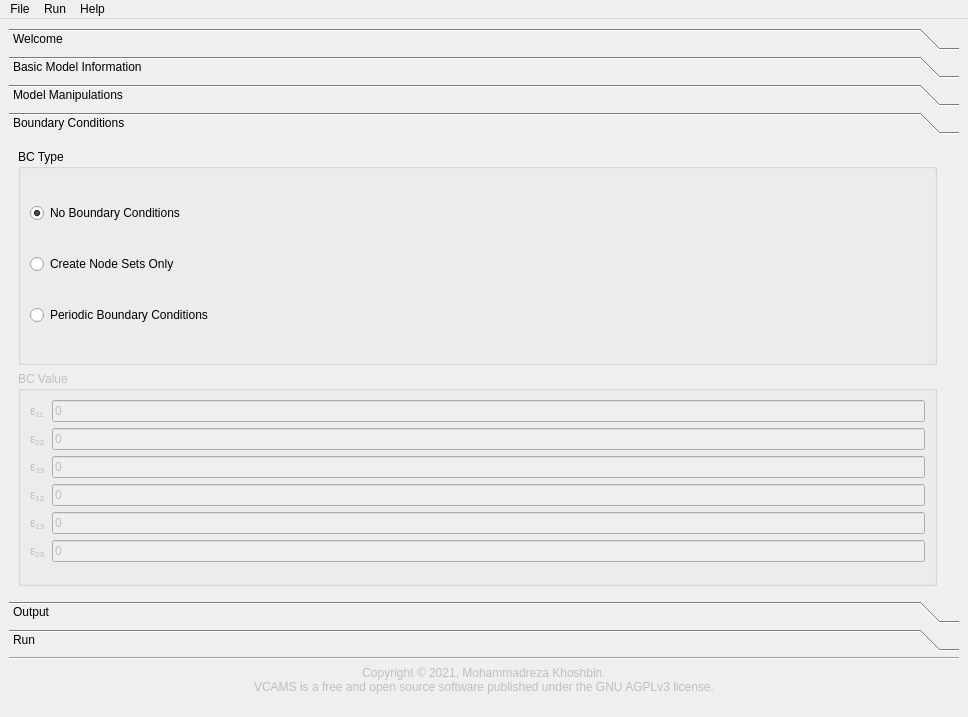
The window that gui/main_window.ui (mkhoshbin1/vcams) describes before a commit, drawn with Qt 5.
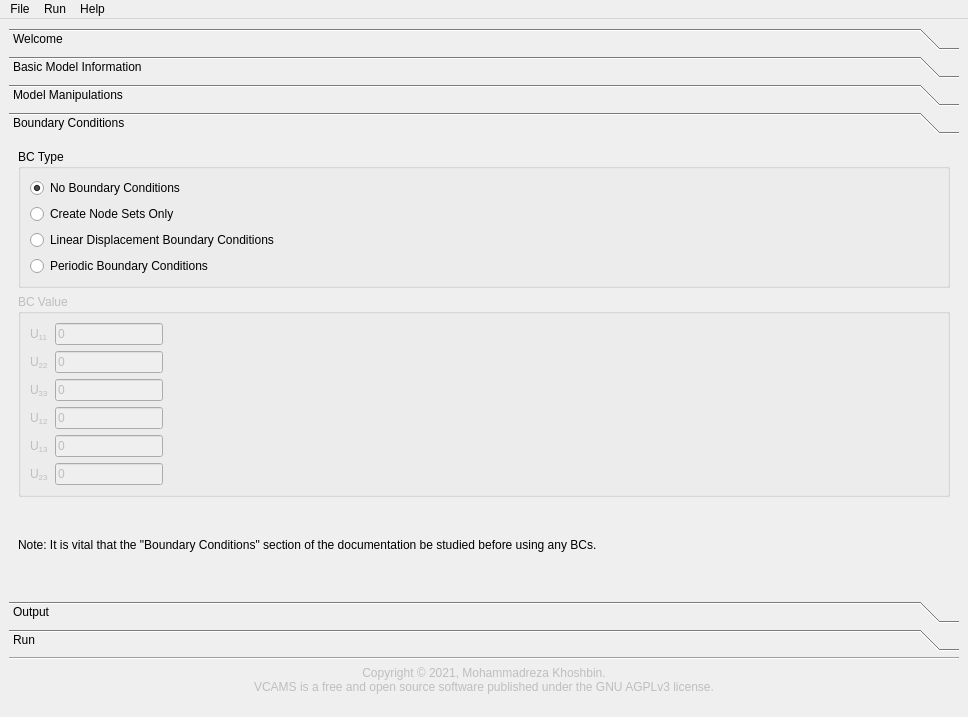
The same window after the commit. The open tabs and pages were chosen to show the change. Icons and pictures are not drawn. Custom widgets are drawn as their Qt base class.

Commit message: - fixed the bc section

Diff of the .ui file:
```diff
--- a/gui/main_window.ui
+++ b/gui/main_window.ui
@@ -762,6 +762,13 @@
                </property>
               </widget>
              </item>
+             <item>
+              <widget class="QRadioButton" name="lin_disp_radio">
+               <property name="text">
+                <string>Linear Displacement Boundary Conditions</string>
+               </property>
+              </widget>
+             </item>
              <item>
               <widget class="QRadioButton" name="periodic_bc_radio">
                <property name="text">
@@ -784,10 +791,10 @@
              <property name="fieldGrowthPolicy">
               <enum>QFormLayout::AllNonFixedFieldsGrow</enum>
              </property>
-             <item row="0" column="0">
+             <item row="2" column="0">
               <widget class="QLabel" name="strain11_label">
                <property name="text">
-                <string>&amp;epsilon;&lt;sub&gt;11&lt;sub&gt;</string>
+                <string>U&lt;sub&gt;11&lt;sub&gt;</string>
                </property>
                <property name="textFormat">
                 <enum>Qt::AutoText</enum>
@@ -797,93 +804,129 @@
                </property>
               </widget>
              </item>
-             <item row="0" column="1">
+             <item row="2" column="1">
               <widget class="QLineEdit" name="strain11_field">
+               <property name="sizePolicy">
+                <sizepolicy hsizetype="Fixed" vsizetype="Fixed">
+                 <horstretch>0</horstretch>
+                 <verstretch>0</verstretch>
+                </sizepolicy>
+               </property>
                <property name="text">
                 <string>0</string>
                </property>
               </widget>
              </item>
-             <item row="1" column="0">
+             <item row="3" column="0">
               <widget class="QLabel" name="strain22Label">
                <property name="text">
-                <string>&amp;epsilon;&lt;sub&gt;22&lt;sub&gt;</string>
+                <string>U&lt;sub&gt;22&lt;sub&gt;</string>
                </property>
                <property name="buddy">
                 <cstring>strain22_field</cstring>
                </property>
               </widget>
              </item>
-             <item row="1" column="1">
+             <item row="3" column="1">
               <widget class="QLineEdit" name="strain22_field">
+               <property name="sizePolicy">
+                <sizepolicy hsizetype="Fixed" vsizetype="Fixed">
+                 <horstretch>0</horstretch>
+                 <verstretch>0</verstretch>
+                </sizepolicy>
+               </property>
                <property name="text">
                 <string>0</string>
                </property>
               </widget>
              </item>
-             <item row="2" column="0">
+             <item row="4" column="0">
               <widget class="QLabel" name="strain33_label">
                <property name="text">
-                <string>&amp;epsilon;&lt;sub&gt;33&lt;sub&gt;</string>
+                <string>U&lt;sub&gt;33&lt;sub&gt;</string>
                </property>
                <property name="buddy">
                 <cstring>strain33_field</cstring>
                </property>
               </widget>
              </item>
-             <item row="2" column="1">
+             <item row="4" column="1">
               <widget class="QLineEdit" name="strain33_field">
+               <property name="sizePolicy">
+                <sizepolicy hsizetype="Fixed" vsizetype="Fixed">
+                 <horstretch>0</horstretch>
+                 <verstretch>0</verstretch>
+                </sizepolicy>
+               </property>
                <property name="text">
                 <string>0</string>
                </property>
               </widget>
              </item>
-             <item row="3" column="0">
+             <item row="5" column="0">
               <widget class="QLabel" name="strain12_label">
                <property name="text">
-                <string>&amp;epsilon;&lt;sub&gt;12&lt;sub&gt;</string>
+                <string>U&lt;sub&gt;12&lt;sub&gt;</string>
                </property>
                <property name="buddy">
                 <cstring>strain12_field</cstring>
                </property>
               </widget>
              </item>
-             <item row="3" column="1">
+             <item row="5" column="1">
               <widget class="QLineEdit" name="strain12_field">
+               <property name="sizePolicy">
+                <sizepolicy hsizetype="Fixed" vsizetype="Fixed">
+                 <horstretch>0</horstretch>
+                 <verstretch>0</verstretch>
+                </sizepolicy>
+               </property>
                <property name="text">
                 <string>0</string>
                </property>
               </widget>
              </item>
-             <item row="4" column="0">
+             <item row="6" column="0">
               <widget class="QLabel" name="strain13_label">
                <property name="text">
-                <string>&amp;epsilon;&lt;sub&gt;13&lt;sub&gt;</string>
+                <string>U&lt;sub&gt;13&lt;sub&gt;</string>
                </property>
                <property name="buddy">
                 <cstring>strain13_field</cstring>
                </property>
               </widget>
              </item>
-             <item row="4" column="1">
+             <item row="6" column="1">
               <widget class="QLineEdit" name="strain13_field">
+               <property name="sizePolicy">
+                <sizepolicy hsizetype="Fixed" vsizetype="Fixed">
+                 <horstretch>0</horstretch>
+                 <verstretch>0</verstretch>
+                </sizepolicy>
+               </property>
                <property name="text">
                 <string>0</string>
                </property>
               </widget>
              </item>
-             <item row="5" column="0">
+             <item row="7" column="0">
               <widget class="QLabel" name="strain23_label">
                <property name="text">
-                <string>&amp;epsilon;&lt;sub&gt;23&lt;sub&gt;</string>
+                <string>U&lt;sub&gt;23&lt;sub&gt;</string>
                </property>
                <property name="buddy">
                 <cstring>strain23_field</cstring>
                </property>
               </widget>
              </item>
-             <item row="5" column="1">
+             <item row="7" column="1">
               <widget class="QLineEdit" name="strain23_field">
+               <property name="sizePolicy">
+                <sizepolicy hsizetype="Fixed" vsizetype="Fixed">
+                 <horstretch>0</horstretch>
+                 <verstretch>0</verstretch>
+                </sizepolicy>
+               </property>
                <property name="text">
                 <string>0</string>
                </property>
@@ -892,21 +935,15 @@
             </layout>
            </widget>
           </item>
+          <item>
+           <widget class="QLabel" name="label">
+            <property name="text">
+             <string>Note: It is vital that the &quot;Boundary Conditions&quot; section of the documentation be studied before using any BCs.</string>
+            </property>
+           </widget>
+          </item>
          </layout>
         </item>
-        <item>
-         <widget class="QLabel" name="bc_image_label">
-          <property name="text">
-           <string/>
-          </property>
-          <property name="pixmap">
-           <pixmap>resources/bc_2d.png</pixmap>
-          </property>
-          <property name="scaledContents">
-           <bool>false</bool>
-          </property>
-         </widget>
-        </item>
        </layout>
       </widget>
       <widget class="QWidget" name="output_page">
```
Left out of the diff: 2 changed lines with no effect on the pictures. The commit also changes 2 other files.
